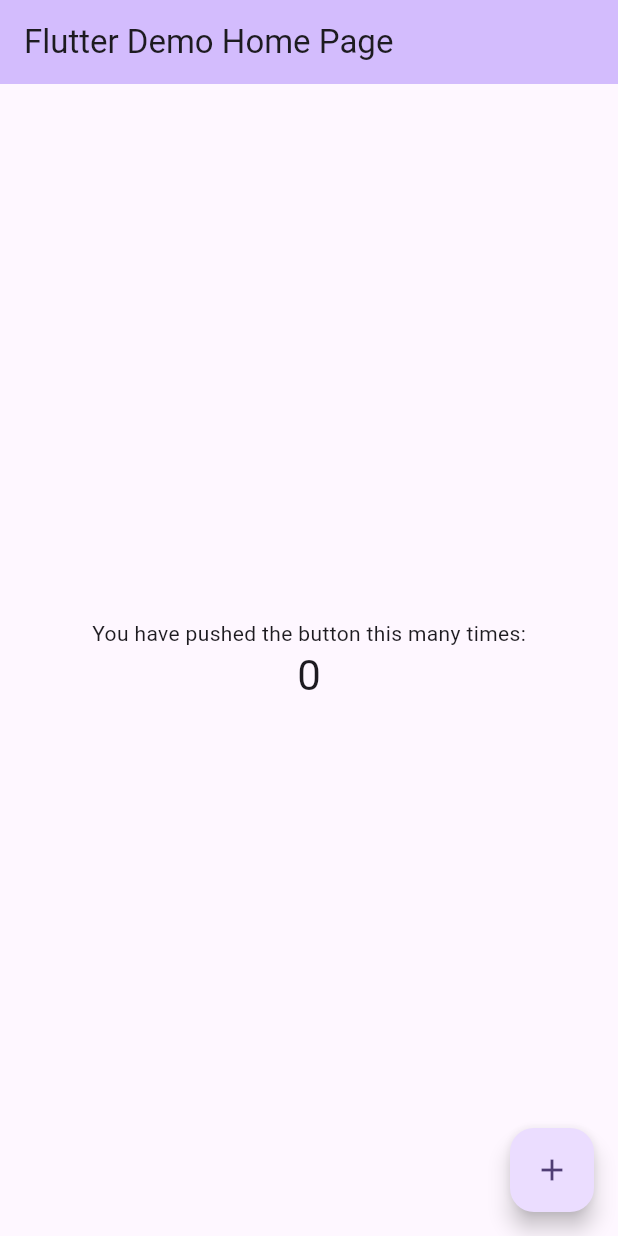
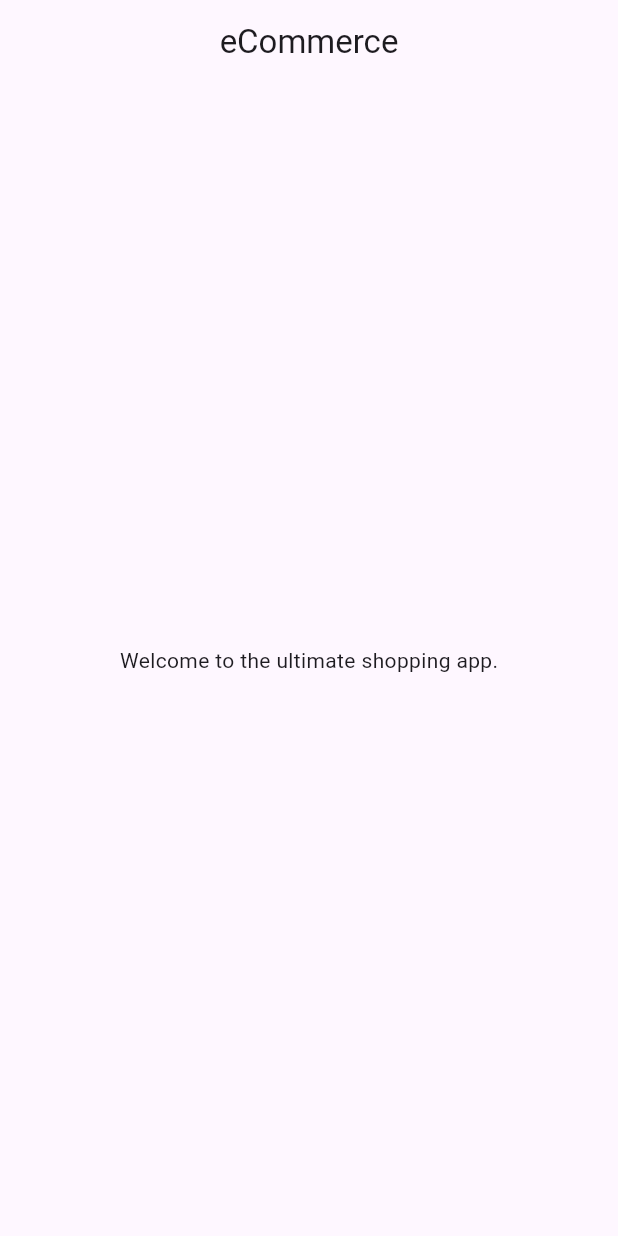
Before and after one commit to pringles210/e-commerce-flutter-app, a Flutter app: the screen it shows after launch, on a phone screen of 412 x 824 dp. Run offline on Flutter 3.47's test engine with Material 3 defaults, Android fonts, the phone set to English and light mode, and no system bars.

Commit message:
started with widget tree

```diff
--- a/lib/main.dart
+++ b/lib/main.dart
@@ -1,125 +1,18 @@
 import 'package:flutter/material.dart';
 
 void main() {
-  runApp(const MyApp());
-}
-
-class MyApp extends StatelessWidget {
-  const MyApp({super.key});
-
-  // This widget is the root of your application.
-  @override
-  Widget build(BuildContext context) {
-    return MaterialApp(
-      title: 'Flutter Demo',
-      theme: ThemeData(
-        // This is the theme of your application.
-        //
-        // TRY THIS: Try running your application with "flutter run". You'll see
-        // the application has a purple toolbar. Then, without quitting the app,
-        // try changing the seedColor in the colorScheme below to Colors.green
-        // and then invoke "hot reload" (save your changes or press the "hot
-        // reload" button in a Flutter-supported IDE, or press "r" if you used
-        // the command line to start the app).
-        //
-        // Notice that the counter didn't reset back to zero; the application
-        // state is not lost during the reload. To reset the state, use hot
-        // restart instead.
-        //
-        // This works for code too, not just values: Most code changes can be
-        // tested with just a hot reload.
-        colorScheme: ColorScheme.fromSeed(seedColor: Colors.deepPurple),
-        useMaterial3: true,
-      ),
-      home: const MyHomePage(title: 'Flutter Demo Home Page'),
-    );
-  }
-}
-
-class MyHomePage extends StatefulWidget {
-  const MyHomePage({super.key, required this.title});
-
-  // This widget is the home page of your application. It is stateful, meaning
-  // that it has a State object (defined below) that contains fields that affect
-  // how it looks.
-
-  // This class is the configuration for the state. It holds the values (in this
-  // case the title) provided by the parent (in this case the App widget) and
-  // used by the build method of the State. Fields in a Widget subclass are
-  // always marked "final".
-
-  final String title;
-
-  @override
-  State<MyHomePage> createState() => _MyHomePageState();
-}
-
-class _MyHomePageState extends State<MyHomePage> {
-  int _counter = 0;
-
-  void _incrementCounter() {
-    setState(() {
-      // This call to setState tells the Flutter framework that something has
-      // changed in this State, which causes it to rerun the build method below
-      // so that the display can reflect the updated values. If we changed
-      // _counter without calling setState(), then the build method would not be
-      // called again, and so nothing would appear to happen.
-      _counter++;
-    });
-  }
-
-  @override
-  Widget build(BuildContext context) {
-    // This method is rerun every time setState is called, for instance as done
-    // by the _incrementCounter method above.
-    //
-    // The Flutter framework has been optimized to make rerunning build methods
-    // fast, so that you can just rebuild anything that needs updating rather
-    // than having to individually change instances of widgets.
-    return Scaffold(
-      appBar: AppBar(
-        // TRY THIS: Try changing the color here to a specific color (to
-        // Colors.amber, perhaps?) and trigger a hot reload to see the AppBar
-        // change color while the other colors stay the same.
-        backgroundColor: Theme.of(context).colorScheme.inversePrimary,
-        // Here we take the value from the MyHomePage object that was created by
-        // the App.build method, and use it to set our appbar title.
-        title: Text(widget.title),
-      ),
-      body: Center(
-        // Center is a layout widget. It takes a single child and positions it
-        // in the middle of the parent.
-        child: Column(
-          // Column is also a layout widget. It takes a list of children and
-          // arranges them vertically. By default, it sizes itself to fit its
-          // children horizontally, and tries to be as tall as its parent.
-          //
-          // Column has various properties to control how it sizes itself and
-          // how it positions its children. Here we use mainAxisAlignment to
-          // center the children vertically; the main axis here is the vertical
-          // axis because Columns are vertical (the cross axis would be
-          // horizontal).
-          //
-          // TRY THIS: Invoke "debug painting" (choose the "Toggle Debug Paint"
-          // action in the IDE, or press "p" in the console), to see the
-          // wireframe for each widget.
-          mainAxisAlignment: MainAxisAlignment.center,
-          children: <Widget>[
-            const Text(
-              'You have pushed the button this many times:',
-            ),
-            Text(
-              '$_counter',
-              style: Theme.of(context).textTheme.headlineMedium,
-            ),
-          ],
+  runApp(
+    MaterialApp(
+      home: Scaffold(
+        appBar: AppBar(
+          title: const Center(
+            child: Text("eCommerce"),
+          ),
+        ),
+        body: const Center(
+          child: Text('Welcome to the ultimate shopping app.'),
         ),
       ),
-      floatingActionButton: FloatingActionButton(
-        onPressed: _incrementCounter,
-        tooltip: 'Increment',
-        child: const Icon(Icons.add),
-      ), // This trailing comma makes auto-formatting nicer for build methods.
-    );
-  }
+    ),
+  );
 }
```
